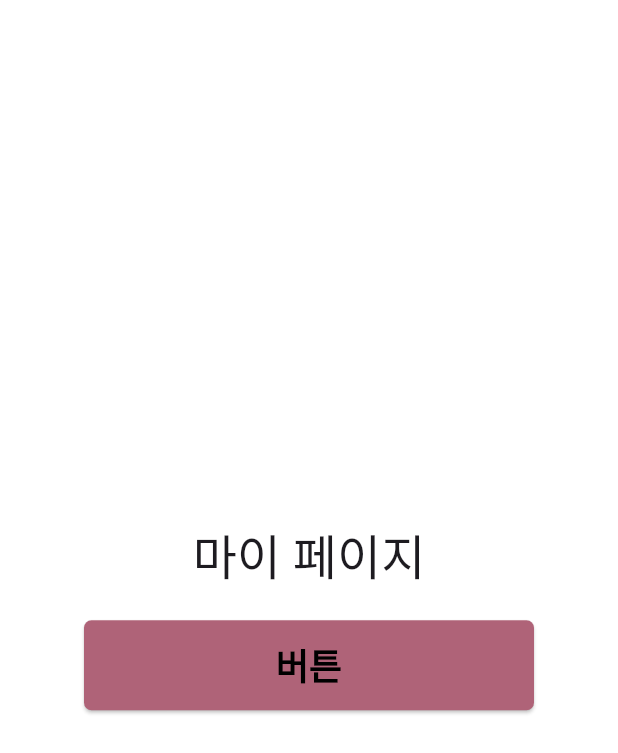
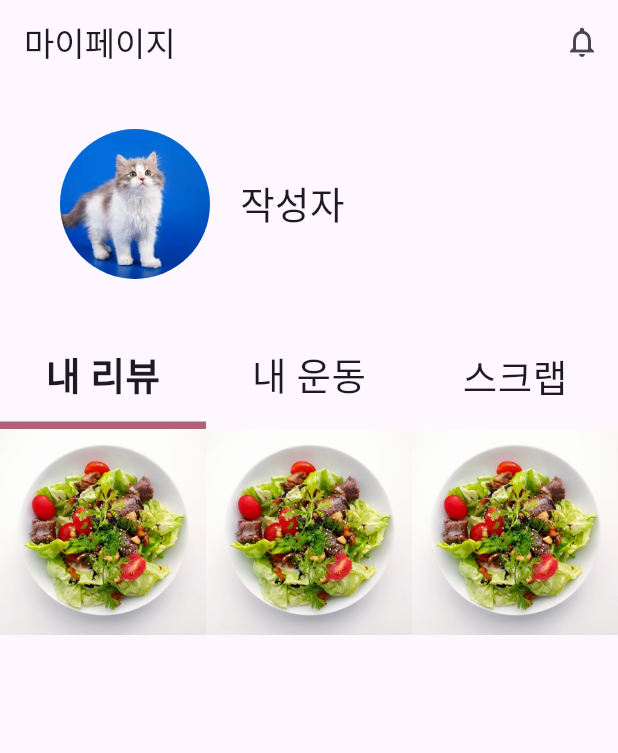
Before and after one commit to TUK-summer-session/Dasamo, a Flutter app: the MyPage screen opened by its route, on a phone screen of 412 x 824 dp. Shown: the top 753 px of the screen. Run offline on Flutter 3.47's test engine with Material 3 defaults, Android fonts, the phone set to English and light mode, and no system bars; our stand-ins replace flutter_svg, get; Roboto replaces fonts that are missing (Nanum).

Commit message:
마이페이지 구현 ( 프로필 수정은 아직 )

```diff
--- a/dasamo/lib/src/screens/community_page.dart
+++ b/dasamo/lib/src/screens/community_page.dart
@@ -72,7 +72,12 @@ class _CommunityPageState extends State<CommunityPage> {
                               child: Column(
                                 crossAxisAlignment: CrossAxisAlignment.start,
                                 children: [
-                                  Text(comment['author']),
+                                  Text(
+                                    comment['author'],
+                                    style: TextStyle(
+                                      fontSize: 20,
+                                    ),
+                                  ),
                                   SizedBox(height: 5),
                                   Text(
                                     comment['date'],
--- a/dasamo/lib/src/screens/my_page.dart
+++ b/dasamo/lib/src/screens/my_page.dart
@@ -1,28 +1,188 @@
-// 홈 페이지 위젯
 import 'package:flutter/material.dart';
 
-class MyPage extends StatelessWidget {
+class MyPage extends StatefulWidget {
   const MyPage({super.key});
 
   @override
+  State<MyPage> createState() => _MyPageState();
+}
+
+class _MyPageState extends State<MyPage> {
+  int _selectedIndex = 0; // 현재 선택된 인덱스
+
+  // 각 탭에 따라 보여줄 이미지를 설정합니다.
+  final List<List<String>> _tabImages = [
+    [
+      'assets/images/salad.jpg',
+      'assets/images/salad.jpg',
+      'assets/images/salad.jpg'
+    ],
+    [
+      'assets/images/profile.jpg',
+      'assets/images/profile.jpg',
+      'assets/images/profile.jpg'
+    ],
+    [
+      'assets/images/product.jpg',
+      'assets/images/product.jpg',
+      'assets/images/product.jpg'
+    ],
+  ];
+
+  @override
   Widget build(BuildContext context) {
-    return Center(
-      child: Column(
-        mainAxisAlignment: MainAxisAlignment.center,
+    // 화면의 너비를 가져옵니다.
+    double screenWidth = MediaQuery.of(context).size.width;
+
+    // 바의 위치를 텍스트 항목에 맞게 조정합니다.
+    double barWidth = screenWidth / 3; // 텍스트 항목의 개수에 따라 바의 너비 설정
+    double barPosition = screenWidth / 3 * _selectedIndex;
+
+    return Scaffold(
+      appBar: AppBar(
+        centerTitle: false,
+        leading: SizedBox.shrink(),
+        leadingWidth: 0,
+        title: const Text('마이페이지'),
+        actions: [
+          IconButton(
+            onPressed: () {},
+            icon: const Icon(Icons.notifications_none_outlined),
+          )
+        ],
+      ),
+      body: Column(
+        mainAxisAlignment: MainAxisAlignment.start,
+        crossAxisAlignment: CrossAxisAlignment.start,
         children: <Widget>[
-          Text(
-            '마이 페이지',
-            style: Theme.of(context).textTheme.headlineLarge,
+          // 프로필
+          Container(
+            padding: EdgeInsets.fromLTRB(40, 30, 0, 20),
+            child: Row(
+              crossAxisAlignment: CrossAxisAlignment.end,
+              mainAxisAlignment: MainAxisAlignment.spaceBetween,
+              children: <Widget>[
+                Row(children: <Widget>[
+                  Container(
+                    width: 100,
+                    height: 100,
+                    decoration: BoxDecoration(
+                      shape: BoxShape.circle,
+                      image: DecorationImage(
+                        image: AssetImage('assets/images/profile.jpg'),
+                        fit: BoxFit.cover,
+                      ),
+                    ),
+                  ),
+                  Container(
+                    padding: EdgeInsets.only(left: 20),
+                    child: Column(
+                      crossAxisAlignment: CrossAxisAlignment.start,
+                      children: [
+                        Text(
+                          '작성자',
+                          style: TextStyle(
+                            fontSize: 25,
+                          ),
+                        ),
+                      ],
+                    ),
+                  ),
+                ]),
+              ],
+            ),
           ),
-          const SizedBox(height: 20),
-          ElevatedButton(
-            onPressed: () {
-              // 버튼 클릭 시 동작 추가
-            },
-            child: const Text('버튼'),
+
+          // 텍스트 및 바
+          Container(
+            padding: EdgeInsets.fromLTRB(0, 20, 0, 0),
+            child: Stack(
+              children: [
+                // 바
+                AnimatedPositioned(
+                  duration: Duration(milliseconds: 300),
+                  curve: Curves.easeInOut,
+                  left: barPosition,
+                  bottom: 0,
+                  child: Container(
+                    height: 5,
+                    width: barWidth,
+                    color: Color.fromRGBO(175, 99, 120, 1),
+                  ),
+                ),
+
+                // 텍스트
+                Padding(
+                  padding: EdgeInsets.only(bottom: 10),
+                  child: Row(
+                    children: [
+                      _buildTab('내 리뷰', 0),
+                      _buildTab('내 운동', 1),
+                      _buildTab('스크랩', 2),
+                    ],
+                  ),
+                )
+              ],
+            ),
+          ),
+
+          // 추가 이미지나 콘텐츠
+          Expanded(
+            child: GridView.builder(
+              // padding: EdgeInsets.all(20),
+              shrinkWrap: true, // GridView의 크기를 부모에 맞게 조정합니다.
+              physics: NeverScrollableScrollPhysics(), // 스크롤 비활성화
+              gridDelegate: SliverGridDelegateWithFixedCrossAxisCount(
+                crossAxisCount: 3, // 3개의 열
+                //crossAxisSpacing: 10, // 열 간 간격
+                //mainAxisSpacing: 10, // 행 간 간격
+                childAspectRatio: 1, // 정사각형 모양
+              ),
+              itemCount: _tabImages[_selectedIndex].length, // 선택된 탭에 맞는 이미지 개수
+              itemBuilder: (context, index) {
+                return Container(
+                  decoration: BoxDecoration(
+                    image: DecorationImage(
+                      image: AssetImage(_tabImages[_selectedIndex]
+                          [index]), // 현재 선택된 탭에 따라 이미지 설정
+                      fit: BoxFit.cover,
+                    ),
+                  ),
+                );
+              },
+            ),
           ),
         ],
       ),
     );
   }
+
+  Widget _buildTab(String title, int index) {
+    double screenWidth = MediaQuery.of(context).size.width;
+    double tabWidth = screenWidth / 3;
+
+    return GestureDetector(
+      onTap: () {
+        setState(() {
+          _selectedIndex = index;
+        });
+      },
+      child: MouseRegion(
+        cursor: SystemMouseCursors.click,
+        child: Container(
+          width: tabWidth,
+          height: 50, // 탭의 높이 설정
+          alignment: Alignment.center,
+          child: Text(
+            title,
+            style: TextStyle(
+              fontSize: 25,
+              fontWeight:
+                  _selectedIndex == index ? FontWeight.bold : FontWeight.normal,
+            ),
+          ),
+        ),
+      ),
+    );
+  }
 }
--- a/dasamo/lib/src/screens/review_detail.dart
+++ b/dasamo/lib/src/screens/review_detail.dart
@@ -69,7 +69,12 @@ class _ReviewDetailState extends State<ReviewDetail> {
                       child: Column(
                         crossAxisAlignment: CrossAxisAlignment.start,
                         children: [
-                          Text('작성자'),
+                          Text(
+                            '작성자',
+                            style: TextStyle(
+                              fontSize: 20,
+                            ),
+                          ),
                           SizedBox(height: 5),
                           Text(
                             '게시일',
```
